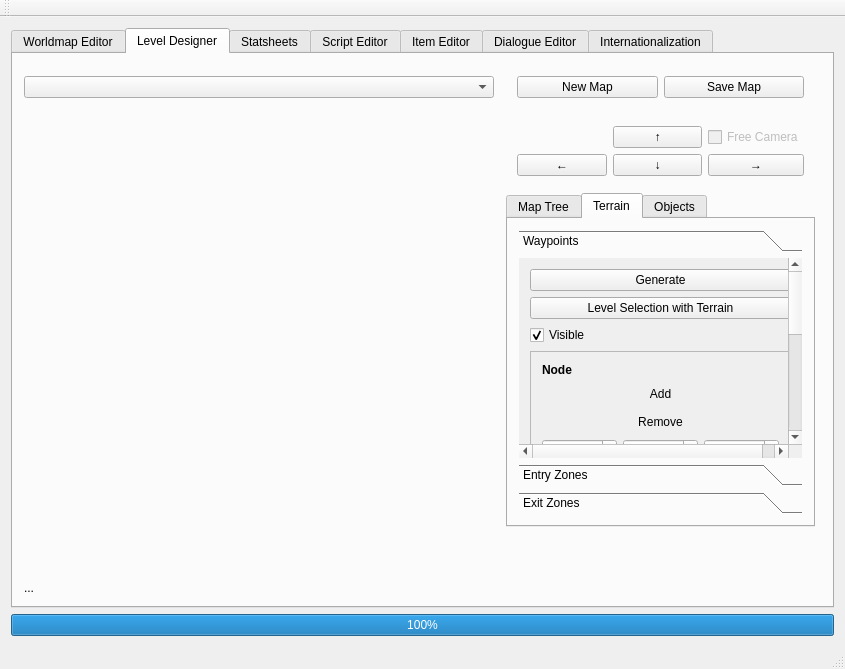
Before: the Qt Designer form game_editor/mainwindow.ui in Plaristote/fallout-equestria, drawn with Qt 5.
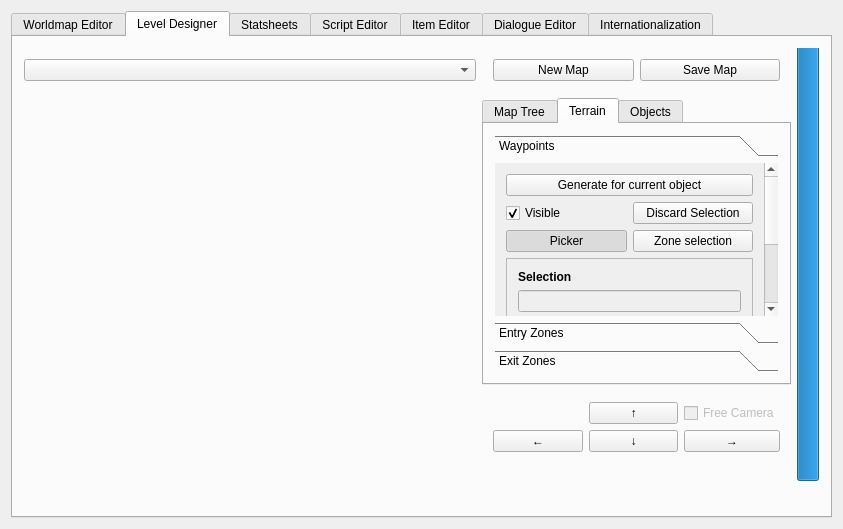
After: the same form once the commit is applied. The open tabs and pages were chosen to show the change. Custom widgets are drawn as their Qt base class.

Commit message: + GameEditor --> Objects organized as a tree --> Improved generation of waypoints --> Zone selector for waypoints --> Map format version management

Diff of the .ui file:
```diff
--- a/game_editor/mainwindow.ui
+++ b/game_editor/mainwindow.ui
@@ -6,8 +6,8 @@
    <rect>
     <x>0</x>
     <y>0</y>
-    <width>845</width>
-    <height>669</height>
+    <width>843</width>
+    <height>529</height>
    </rect>
   </property>
   <property name="windowTitle">
@@ -41,6 +41,23 @@
         <string>Level Designer</string>
        </attribute>
        <layout class="QGridLayout" name="gridLayout_4">
+        <item row="1" column="1" rowspan="9">
+         <widget class="QPandaWidget" name="widget" native="true">
+          <property name="sizePolicy">
+           <sizepolicy hsizetype="Expanding" vsizetype="Expanding">
+            <horstretch>0</horstretch>
+            <verstretch>0</verstretch>
+           </sizepolicy>
+          </property>
+          <property name="minimumSize">
+           <size>
+            <width>0</width>
+            <height>0</height>
+           </size>
+          </property>
+          <layout class="QGridLayout" name="gridLayout"/>
+         </widget>
+        </item>
         <item row="1" column="2">
          <widget class="QWidget" name="widget_4" native="true">
           <property name="sizePolicy">
@@ -53,50 +70,6 @@
            <property name="margin">
             <number>0</number>
            </property>
-           <item>
-            <widget class="QWidget" name="widget_2" native="true">
-             <layout class="QGridLayout" name="gridLayout_16">
-              <item row="1" column="0">
-               <widget class="QPushButton" name="mapMoveLeft">
-                <property name="text">
-                 <string>←</string>
-                </property>
-               </widget>
-              </item>
-              <item row="1" column="1">
-               <widget class="QPushButton" name="mapMoveBottom">
-                <property name="text">
-                 <string>↓</string>
-                </property>
-               </widget>
-              </item>
-              <item row="1" column="2">
-               <widget class="QPushButton" name="mapMoveRight">
-                <property name="text">
-                 <string>→</string>
-                </property>
-               </widget>
-              </item>
-              <item row="0" column="1">
-               <widget class="QPushButton" name="mapMoveTop">
-                <property name="text">
-                 <string>↑</string>
-                </property>
-               </widget>
-              </item>
-              <item row="0" column="2">
-               <widget class="QCheckBox" name="freeCamera">
-                <property name="enabled">
-                 <bool>false</bool>
-                </property>
-                <property name="text">
-                 <string>Free Camera</string>
-                </property>
-               </widget>
-              </item>
-             </layout>
-            </widget>
-           </item>
            <item>
             <widget class="QTabWidget" name="map_tabs">
              <property name="currentIndex">
@@ -154,15 +127,22 @@
                    <rect>
                     <x>0</x>
                     <y>0</y>
-                    <width>285</width>
-                    <height>431</height>
+                    <width>264</width>
+                    <height>263</height>
                    </rect>
                   </property>
                   <attribute name="label">
                    <string>Waypoints</string>
                   </attribute>
                   <layout class="QGridLayout" name="gridLayout_7">
-                   <item row="2" column="0" colspan="2">
+                   <item row="0" column="0" colspan="2">
+                    <widget class="QPushButton" name="waypointGenerateObject">
+                     <property name="text">
+                      <string>Generate for current object</string>
+                     </property>
+                    </widget>
+                   </item>
+                   <item row="2" column="0">
                     <widget class="QCheckBox" name="waypointVisible">
                      <property name="text">
                       <string>Visible</string>
@@ -172,7 +152,7 @@
                      </property>
                     </widget>
                    </item>
-                   <item row="7" column="0" colspan="2">
+                   <item row="6" column="0" colspan="2">
                     <widget class="QFrame" name="waypointEditor">
                      <property name="frameShape">
                       <enum>QFrame::StyledPanel</enum>
@@ -181,6 +161,26 @@
                       <enum>QFrame::Raised</enum>
                      </property>
                      <layout class="QGridLayout" name="gridLayout_8">
+                      <item row="6" column="0" colspan="3">
+                       <widget class="QPushButton" name="waypointSelDelete">
+                        <property name="text">
+                         <string>Remove</string>
+                        </property>
+                        <property name="flat">
+                         <bool>true</bool>
+                        </property>
+                       </widget>
+                      </item>
+                      <item row="7" column="2">
+                       <widget class="QDoubleSpinBox" name="waypointSelZ">
+                        <property name="minimum">
+                         <double>-999.000000000000000</double>
+                        </property>
+                        <property name="maximum">
+                         <double>999.000000000000000</double>
+                        </property>
+                       </widget>
+                      </item>
                       <item row="4" column="0" colspan="3">
                        <widget class="QPushButton" name="waypointConnect">
                         <property name="text">
@@ -191,6 +191,29 @@
                         </property>
                        </widget>
                       </item>
+                      <item row="7" column="0">
+                       <widget class="QDoubleSpinBox" name="waypointSelX">
+                        <property name="minimum">
+                         <double>-999.000000000000000</double>
+                        </property>
+                        <property name="maximum">
+                         <double>999.000000000000000</double>
+                        </property>
+                        <property name="value">
+                         <double>0.000000000000000</double>
+                        </property>
+                       </widget>
+                      </item>
+                      <item row="7" column="1">
+                       <widget class="QDoubleSpinBox" name="waypointSelY">
+                        <property name="minimum">
+                         <double>-999.000000000000000</double>
+                        </property>
+                        <property name="maximum">
+                         <double>999.000000000000000</double>
+                        </property>
+                       </widget>
+                      </item>
                       <item row="0" column="0">
                        <widget class="QLabel" name="label_2">
                         <property name="text">
@@ -198,46 +221,6 @@
                         </property>
                        </widget>
                       </item>
-                      <item row="7" column="1">
-                       <widget class="QDoubleSpinBox" name="waypointSelY">
-                        <property name="minimum">
-                         <double>-999.000000000000000</double>
-                        </property>
-                        <property name="maximum">
-                         <double>999.000000000000000</double>
-                        </property>
-                       </widget>
-                      </item>
-                      <item row="7" column="2">
-                       <widget class="QDoubleSpinBox" name="waypointSelZ">
-                        <property name="minimum">
-                         <double>-999.000000000000000</double>
-                        </property>
-                        <property name="maximum">
-                         <double>999.000000000000000</double>
-                        </property>
-                       </widget>
-                      </item>
-                      <item row="7" column="0">
-                       <widget class="QDoubleSpinBox" name="waypointSelX">
-                        <property name="minimum">
-                         <double>-999.000000000000000</double>
-                        </property>
-                        <property name="maximum">
-                         <double>999.000000000000000</double>
-                        </property>
-                        <property name="value">
-                         <double>0.000000000000000</double>
-                        </property>
-                       </widget>
-                      </item>
-                      <item row="3" column="0" colspan="3">
-                       <widget class="QLineEdit" name="waypointSelection">
-                        <property name="enabled">
-                         <bool>false</bool>
-                        </property>
-                       </widget>
-                      </item>
                       <item row="5" column="0" colspan="3">
                        <widget class="QPushButton" name="waypointDisconnect">
                         <property name="text">
@@ -248,136 +231,56 @@
                         </property>
                        </widget>
                       </item>
-                      <item row="6" column="0" colspan="3">
-                       <widget class="QPushButton" name="waypointSelDelete">
-                        <property name="text">
-                         <string>Remove</string>
-                        </property>
-                        <property name="flat">
-                         <bool>true</bool>
-                        </property>
-                       </widget>
-                      </item>
-                      <item row="8" column="1" colspan="2">
-                       <widget class="QSpinBox" name="waypointSelFloor"/>
-                      </item>
-                      <item row="8" column="0">
-                       <widget class="QLabel" name="label_9">
-                        <property name="text">
-                         <string>Floor:</string>
+                      <item row="3" column="0" colspan="3">
+                       <widget class="QLineEdit" name="waypointSelection">
+                        <property name="enabled">
+                         <bool>false</bool>
                         </property>
                        </widget>
                       </item>
                      </layout>
                     </widget>
                    </item>
-                   <item row="4" column="1">
+                   <item row="7" column="0" colspan="2">
+                    <spacer name="verticalSpacer">
+                     <property name="orientation">
+                      <enum>Qt::Vertical</enum>
+                     </property>
+                     <property name="sizeHint" stdset="0">
+                      <size>
+                       <width>20</width>
+                       <height>40</height>
+                      </size>
+                     </property>
+                    </spacer>
+                   </item>
+                   <item row="2" column="1">
                     <widget class="QPushButton" name="waypointDiscardSelection">
                      <property name="text">
                       <string>Discard Selection</string>
                      </property>
                     </widget>
                    </item>
-                   <item row="4" column="0">
-                    <widget class="QPushButton" name="waypointSelectAll">
+                   <item row="3" column="0">
+                    <widget class="QPushButton" name="waypointPicker">
                      <property name="text">
-                      <string>Select All</string>
+                      <string>Picker</string>
                      </property>
-                    </widget>
-                   </item>
-                   <item row="0" column="0" colspan="2">
-                    <widget class="QPushButton" name="waypointGenerate">
-                     <property name="text">
-                      <string>Generate</string>
+                     <property name="checkable">
+                      <bool>true</bool>
                      </property>
-                    </widget>
-                   </item>
-                   <item row="3" column="0" colspan="2">
-                    <widget class="QFrame" name="frame">
-                     <property name="frameShape">
-                      <enum>QFrame::StyledPanel</enum>
+                     <property name="checked">
+                      <bool>true</bool>
                      </property>
-                     <property name="frameShadow">
-                      <enum>QFrame::Raised</enum>
-                     </property>
-                     <layout class="QGridLayout" name="gridLayout_9">
-                      <item row="3" column="0">
-                       <widget class="QDoubleSpinBox" name="waypointX">
-                        <property name="minimum">
-                         <double>-9999.000000000000000</double>
-                        </property>
-                        <property name="maximum">
-                         <double>9999.000000000000000</double>
-                        </property>
-                       </widget>
-                      </item>
-                      <item row="1" column="0" colspan="3">
-                       <widget class="QPushButton" name="waypointAdd">
-                        <property name="text">
-                         <string>Add</string>
-                        </property>
-                        <property name="flat">
-                         <bool>true</bool>
-                        </property>
-                       </widget>
-                      </item>
-                      <item row="3" column="1">
-                       <widget class="QDoubleSpinBox" name="waypointY">
-                        <property name="minimum">
-                         <double>-9999.000000000000000</double>
-                        </property>
-                        <property name="maximum">
-                         <double>9999.000000000000000</double>
-                        </property>
-                       </widget>
-                      </item>
-                      <item row="3" column="2">
-                       <widget class="QDoubleSpinBox" name="waypointZ">
-                        <property name="minimum">
-                         <double>-9999.000000000000000</double>
-                        </property>
-                        <property name="maximum">
-                         <double>9999.000000000000000</double>
-                        </property>
-                       </widget>
-                      </item>
-                      <item row="2" column="0" colspan="3">
-                       <widget class="QPushButton" name="waypointRemove">
-                        <property name="text">
-                         <string>Remove</string>
-                        </property>
-                        <property name="flat">
-                         <bool>true</bool>
-                        </property>
-                       </widget>
-                      </item>
-                      <item row="0" column="0">
-                       <widget class="QLabel" name="label">
-                        <property name="text">
-                         <string>&lt;b&gt;Node&lt;/b&gt;</string>
-                        </property>
-                       </widget>
-                      </item>
-                     </layout>
                     </widget>
                    </item>
-                   <item row="8" column="0" colspan="2">
-                    <spacer name="verticalSpacer">
-                     <property name="orientation">
-                      <enum>Qt::Vertical</enum>
-                     </property>
-                     <property name="sizeHint" stdset="0">
-                      <size>
-                       <width>20</width>
-                       <height>40</height>
-                      </size>
-                     </property>
-                    </spacer>
-                   </item>
-                   <item row="1" column="0" colspan="2">
-                    <widget class="QPushButton" name="waypointSyncTerrain">
+                   <item row="3" column="1">
+                    <widget class="QPushButton" name="waypointZoneSelector">
                      <property name="text">
-                      <string>Level Selection with Terrain</string>
+                      <string>Zone selection</string>
+                     </property>
+                     <property name="checkable">
+                      <bool>true</bool>
                      </property>
                     </widget>
                    </item>
@@ -510,7 +413,7 @@
                <item>
                 <widget class="QToolBox" name="object_tabs">
                  <property name="currentIndex">
-                  <number>2</number>
+                  <number>0</number>
                  </property>
                  <widget class="QWidget" name="objects">
                   <property name="geometry">
@@ -518,23 +421,13 @@
                     <x>0</x>
                     <y>0</y>
                     <width>285</width>
-                    <height>323</height>
+                    <height>298</height>
                    </rect>
                   </property>
                   <attribute name="label">
                    <string>Objects</string>
                   </attribute>
                   <layout class="QVBoxLayout" name="verticalLayout_4">
-                   <item>
-                    <widget class="QCheckBox" name="mapObjectVisible">
-                     <property name="text">
-                      <string>Visible</string>
-                     </property>
-                     <property name="checked">
-                      <bool>true</bool>
-                     </property>
-                    </widget>
-                   </item>
                    <item>
                     <widget class="QPushButton" name="mapNewObject">
                      <property name="text">
@@ -1214,22 +1107,6 @@
           </layout>
          </widget>
         </item>
-        <item row="0" column="0">
-         <widget class="QComboBox" name="listMap"/>
-        </item>
-        <item row="10" column="0" colspan="4">
-         <widget class="QLabel" name="labelStatus">
-          <property name="maximumSize">
-           <size>
-            <width>16777215</width>
-            <height>20</height>
-           </size>
-          </property>
-          <property name="text">
-           <string>...</string>
-          </property>
-         </widget>
-        </item>
         <item row="0" column="2">
          <widget class="QWidget" name="widget_3" native="true">
           <layout class="QHBoxLayout" name="horizontalLayout">
@@ -1250,21 +1127,70 @@
           </layout>
          </widget>
         </item>
-        <item row="1" column="0" rowspan="9">
-         <widget class="QPandaWidget" name="widget" native="true">
-          <property name="sizePolicy">
-           <sizepolicy hsizetype="Expanding" vsizetype="Expanding">
-            <horstretch>0</horstretch>
-            <verstretch>0</verstretch>
-           </sizepolicy>
+        <item row="0" column="1">
+         <widget class="QComboBox" name="listMap"/>
+        </item>
+        <item row="0" column="3" rowspan="6">
+         <widget class="QProgressBar" name="progressBar">
+          <property name="enabled">
+           <bool>true</bool>
           </property>
-          <property name="minimumSize">
-           <size>
-            <width>0</width>
-            <height>0</height>
-           </size>
+          <property name="value">
+           <number>100</number>
           </property>
-          <layout class="QGridLayout" name="gridLayout"/>
+          <property name="textVisible">
+           <bool>true</bool>
+          </property>
+          <property name="orientation">
+           <enum>Qt::Vertical</enum>
+          </property>
+          <property name="format">
+           <string>%p%</string>
+          </property>
+         </widget>
+        </item>
+        <item row="2" column="2">
+         <widget class="QWidget" name="widget_2" native="true">
+          <layout class="QGridLayout" name="gridLayout_16">
+           <item row="1" column="0">
+            <widget class="QPushButton" name="mapMoveLeft">
+             <property name="text">
+              <string>←</string>
+             </property>
+            </widget>
+           </item>
+           <item row="1" column="1">
+            <widget class="QPushButton" name="mapMoveBottom">
+             <property name="text">
+              <string>↓</string>
+             </property>
+            </widget>
+           </item>
+           <item row="1" column="2">
+            <widget class="QPushButton" name="mapMoveRight">
+             <property name="text">
+              <string>→</string>
+             </property>
+            </widget>
+           </item>
+           <item row="0" column="1">
+            <widget class="QPushButton" name="mapMoveTop">
+             <property name="text">
+              <string>↑</string>
+             </property>
+            </widget>
+           </item>
+           <item row="0" column="2">
+            <widget class="QCheckBox" name="freeCamera">
+             <property name="enabled">
+              <bool>false</bool>
+             </property>
+             <property name="text">
+              <string>Free Camera</string>
+             </property>
+            </widget>
+           </item>
+          </layout>
          </widget>
         </item>
        </layout>
@@ -1526,43 +1452,8 @@
       </widget>
      </widget>
     </item>
-    <item>
-     <widget class="QProgressBar" name="progressBar">
-      <property name="enabled">
-       <bool>true</bool>
-      </property>
-      <property name="value">
-       <number>100</number>
-      </property>
-      <property name="textVisible">
-       <bool>true</bool>
-      </property>
-      <property name="format">
-       <string>%p%</string>
-      </property>
-     </widget>
-    </item>
    </layout>
   </widget>
-  <widget class="QMenuBar" name="menuBar">
-   <property name="geometry">
-    <rect>
-     <x>0</x>
-     <y>0</y>
-     <width>845</width>
-     <height>21</height>
-    </rect>
-   </property>
-  </widget>
-  <widget class="QToolBar" name="mainToolBar">
-   <attribute name="toolBarArea">
-    <enum>TopToolBarArea</enum>
-   </attribute>
-   <attribute name="toolBarBreak">
-    <bool>false</bool>
-   </attribute>
-  </widget>
-  <widget class="QStatusBar" name="statusBar"/>
  </widget>
  <layoutdefault spacing="6" margin="11"/>
  <customwidgets>
```
The commit also changes 12 other files.
